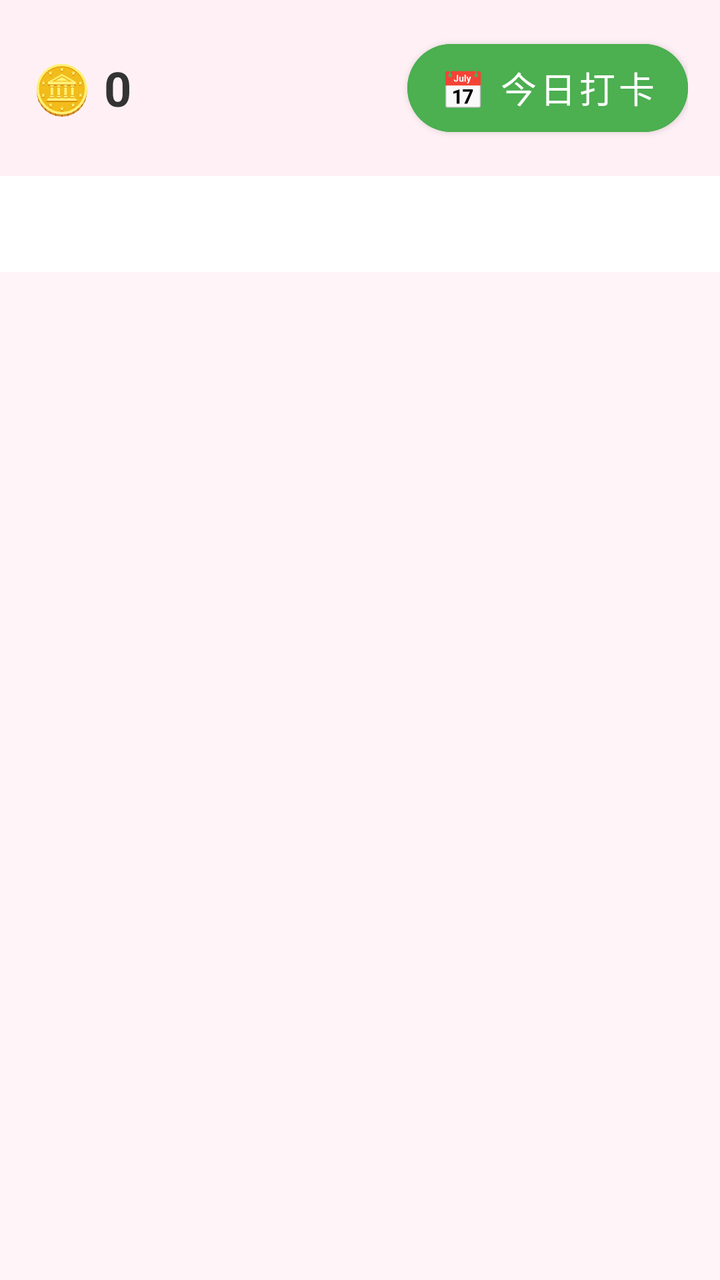
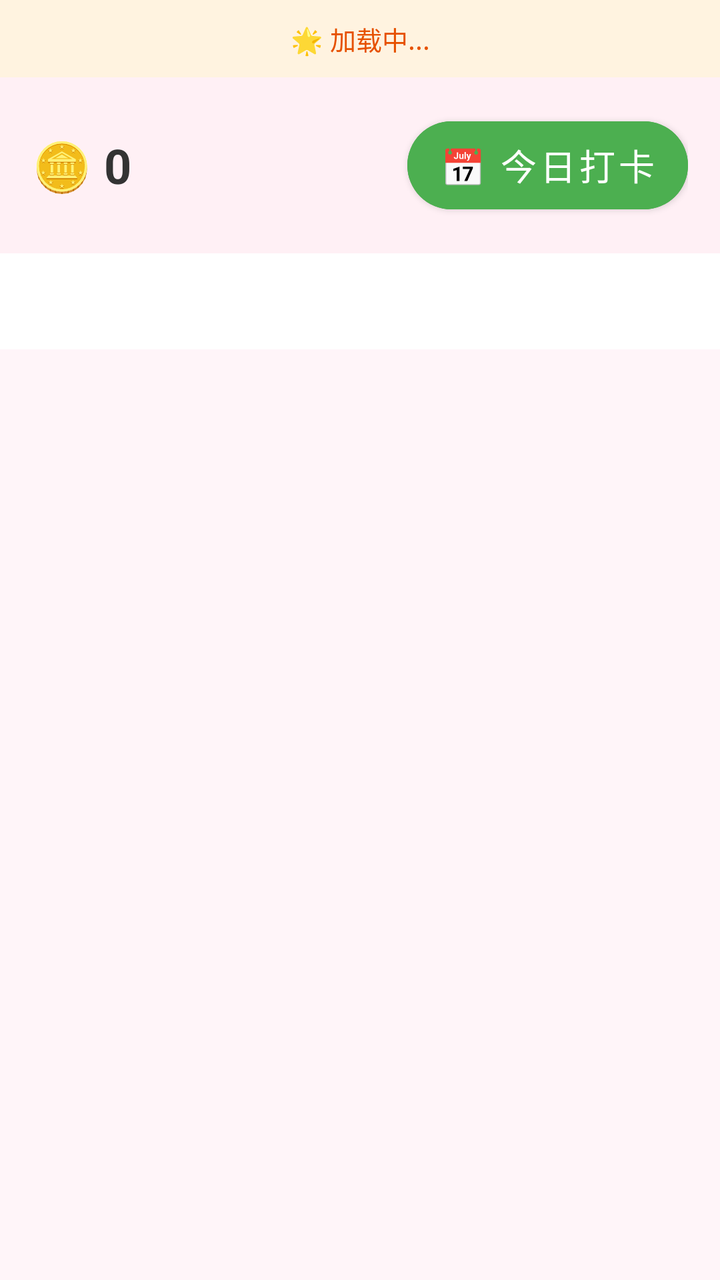

Two renders of the same Android screen: before a commit and after it. Below are the layout's source before the change and the commit's diff.
<!-- AndroidManifest.xml: activity theme Theme.HabitTracker.Child -->
<!-- res/layout/activity_child.xml -->
<?xml version="1.0" encoding="utf-8"?>
<LinearLayout xmlns:android="http://schemas.android.com/apk/res/android"
    xmlns:app="http://schemas.android.com/apk/res-auto"
    android:layout_width="match_parent"
    android:layout_height="match_parent"
    android:orientation="vertical"
    android:background="@color/background_child">

    
    <LinearLayout
        android:layout_width="match_parent"
        android:layout_height="wrap_content"
        android:orientation="horizontal"
        android:gravity="center_vertical"
        android:padding="16dp"
        android:background="@color/child_pink_light">

        <TextView
            android:id="@+id/tv_coin_balance"
            android:layout_width="0dp"
            android:layout_height="wrap_content"
            android:layout_weight="1"
            android:text="🪙 0"
            android:textSize="24sp"
            android:textColor="@color/text_primary"
            android:textStyle="bold" />

        <com.google.android.material.button.MaterialButton
            android:id="@+id/btn_check_in"
            android:layout_width="wrap_content"
            android:layout_height="56dp"
            android:text="📅 今日打卡"
            android:textSize="18sp"
            android:textAllCaps="false"
            app:cornerRadius="28dp"
            android:backgroundTint="@color/child_green" />

    </LinearLayout>

    
    <com.google.android.material.tabs.TabLayout
        android:id="@+id/tab_layout"
        android:layout_width="match_parent"
        android:layout_height="48dp"
        android:background="@android:color/white"
        app:tabMode="fixed"
        app:tabGravity="fill" />

    
    <androidx.viewpager2.widget.ViewPager2
        android:id="@+id/view_pager"
        android:layout_width="match_parent"
        android:layout_height="0dp"
        android:layout_weight="1" />

</LinearLayout>
<!-- resources referenced by this layout -->
<resources>
  <color name="background_child">#FFF5F9</color>
  <color name="child_green">#4CAF50</color>
  <color name="child_pink_light">#FFF0F5</color>
  <color name="text_primary">#333333</color>
  <style name="Theme.HabitTracker.Child" parent="Theme.HabitTracker">
          <item name="colorPrimary">@color/child_pink</item>
          <item name="android:statusBarColor">@color/child_pink_light</item>
      </style>
  <style name="Theme.HabitTracker" parent="Theme.MaterialComponents.Light.NoActionBar">
          <item name="colorPrimary">@color/child_pink</item>
          <item name="colorPrimaryVariant">@color/child_pink_light</item>
          <item name="colorOnPrimary">@color/white</item>
          <item name="colorSecondary">@color/child_green</item>
          <item name="android:statusBarColor">@color/child_pink_light</item>
      </style>
  <color name="child_pink">#FF6B9D</color>
  <color name="white">#FFFFFF</color>
</resources>

<!-- the commit's change to res/layout/activity_child.xml (unified diff, before → after) -->
@@ -5,6 +5,21 @@
     android:layout_height="match_parent"
     android:orientation="vertical"
     android:background="@color/background_child">
+
+    
+    <TextView
+        android:id="@+id/tv_daily_quote"
+        android:layout_width="match_parent"
+        android:layout_height="wrap_content"
+        android:padding="10dp"
+        android:paddingStart="16dp"
+        android:paddingEnd="16dp"
+        android:background="#FFF3E0"
+        android:text="🌟 加载中..."
+        android:textSize="13sp"
+        android:textColor="#E65100"
+        android:lineSpacingExtra="2dp"
+        android:gravity="center" />
 
     
     <LinearLayout
